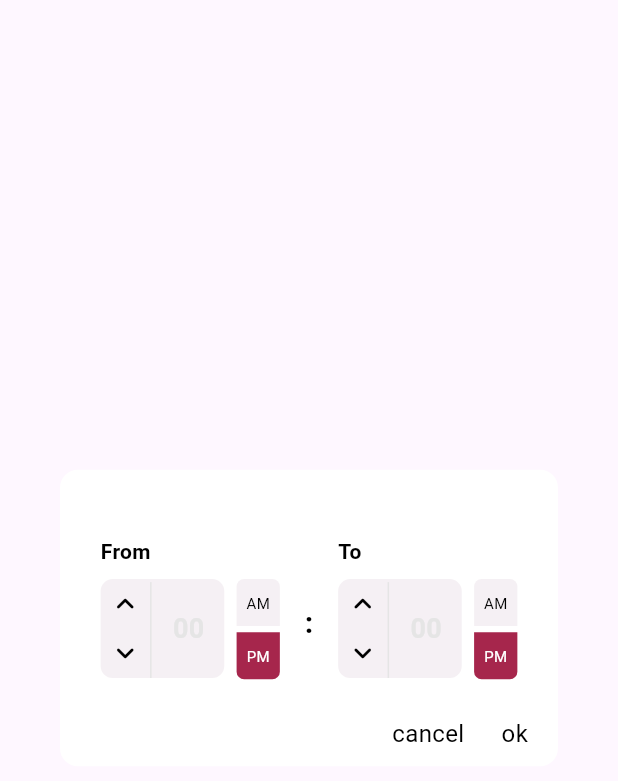
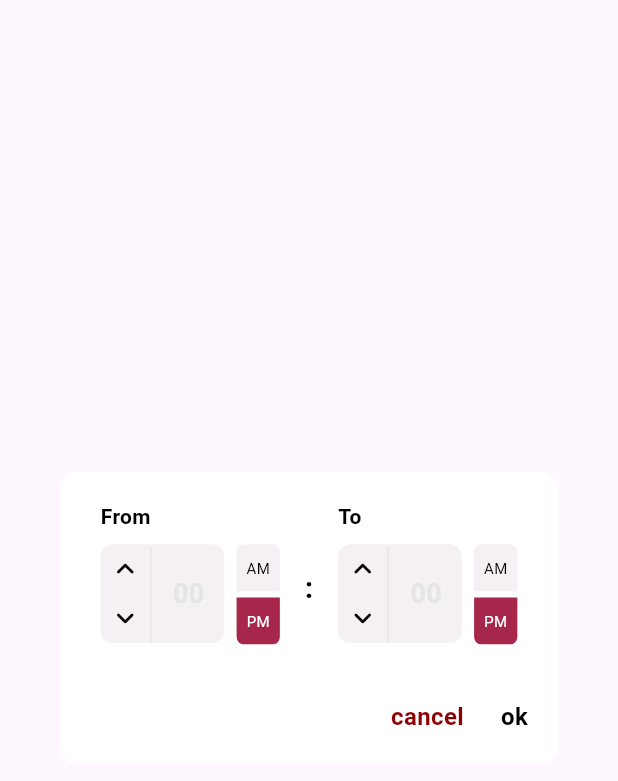
Before and after one commit to ahmedElsarag/from_to_time_picker, a Flutter app: the FromToTimePicker widget shown alone on an empty page, opened directly with empty values, on a phone screen of 412 x 824 dp. Shown: the top 781 px of the screen. Run offline on Flutter 3.47's test engine with Material 3 defaults, Android fonts, the phone set to English and light mode, and no system bars.

Commit message:
upgrade flutter, and fix dialog overflow

```diff
--- a/lib/src/from_to_picker_src.dart
+++ b/lib/src/from_to_picker_src.dart
@@ -159,7 +159,7 @@ class FromToTimePicker extends StatefulWidget {
       this.colonColor = MColors.black,
       this.timeHintText = '00',
       this.doneTextColor = MColors.black,
-      this.dismissTextColor = MColors.black})
+      this.dismissTextColor = MColors.dark_red})
       : super(key: key);
 
   @override
@@ -190,30 +190,31 @@ class _FromToTimePickerState extends State<FromToTimePicker> {
       ),
       elevation: 0,
       backgroundColor: Colors.transparent,
-      child: Stack(
-        children: [
-          Container(
-            height: widget.headerText != null
-                ? newScreenSize.height * (isNotMobile ? 0.33 : 0.26)
-                : newScreenSize.height * .24,
+      child: Container(
+        // height: widget.headerText != null
+        //     ? newScreenSize.height * (isNotMobile ? 0.33 : 0.26)
+        //     : newScreenSize.height * .24,
         width: newScreenSize.width,
         padding: EdgeInsets.all(20),
         decoration: BoxDecoration(color: widget.dialogBackgroundColor, borderRadius: BorderRadius.circular(12)),
+        child: SingleChildScrollView(
           child: Column(
             mainAxisSize: MainAxisSize.min,
             crossAxisAlignment: CrossAxisAlignment.start,
             children: [
               Visibility(
                 visible: widget.headerText != null,
-                  child: Row(
+                child: Column(
+                  children: [
+                    Row(
                       mainAxisSize: MainAxisSize.min,
                       mainAxisAlignment: MainAxisAlignment.start,
                       children: [
                         Visibility(
                           visible: widget.showHeaderBullet!,
                           child: Container(
-                          width: newScreenSize.width * .03,
-                          height: newScreenSize.width * .03,
+                            width: 12,
+                            height: 12,
                             margin: EdgeInsetsDirectional.only(end: newScreenSize.width * .02),
                             decoration: BoxDecoration(
                                 color: widget.headerBulletColor,
@@ -226,15 +227,14 @@ class _FromToTimePickerState extends State<FromToTimePicker> {
                         )
                       ],
                     ),
-                ),
                     SizedBox(
                       height: newScreenSize.height * .03,
                     ),
+                  ],
+                ),
+              ),
               Center(
-                  child: Column(
-                    mainAxisSize: MainAxisSize.min,
-                    children: [
-                      Row(
+                child: Row(
                   mainAxisSize: MainAxisSize.min,
                   crossAxisAlignment: CrossAxisAlignment.start,
                   children: [
@@ -257,15 +257,12 @@ class _FromToTimePickerState extends State<FromToTimePicker> {
                     toTimeItem(widget.toHeadline!, newScreenSize)
                   ],
                 ),
-                    ],
               ),
+              SizedBox(
+                height: newScreenSize.height * .04,
               ),
-              ],
-            ),
-          ),
-          PositionedDirectional(
-              end: 20,
-              bottom: 10,
+              Align(
+                  alignment: AlignmentDirectional.bottomEnd,
                   child: Row(
                     mainAxisSize: MainAxisSize.min,
                     children: [
@@ -275,7 +272,7 @@ class _FromToTimePickerState extends State<FromToTimePicker> {
                           },
                           child: Text(
                             widget.dismissText!,
-                        style: TextStyle(color: widget.dismissTextColor, fontSize: 16),
+                            style: TextStyle(color: widget.dismissTextColor, fontSize: 16,fontWeight: FontWeight.w600),
                           )),
                       SizedBox(
                         width: newScreenSize.width * .06,
@@ -287,11 +284,13 @@ class _FromToTimePickerState extends State<FromToTimePicker> {
                           },
                           child: Text(
                             widget.doneText!,
-                        style: TextStyle(color: widget.doneTextColor, fontSize: 16),
+                            style: TextStyle(color: widget.doneTextColor, fontSize: 16,fontWeight: FontWeight.w600),
                           )),
                     ],
                   ))
             ],
+          ),
+        ),
       ),
     );
   }
--- a/pubspec.yaml
+++ b/pubspec.yaml
@@ -4,15 +4,14 @@ version: 1.1.2
 homepage: https://github.com/ahmedElsarag/from_to_time_picker
 
 environment:
-  sdk: ">=2.12.0 <3.7.1"
+  sdk: ">=2.12.0 <3.19.2"
   flutter: ">=1.17.0"
 
 dependencies:
   flutter:
     sdk: flutter
 
-  fluintl: ^2.0.0
-  intl: ^0.17.0
+  intl: ^0.19.0
 
 dev_dependencies:
   flutter_test:
```
Also changed, not shown: example/pubspec.lock, 4 other files. Lines whose indentation alone changed are shown as unchanged.
